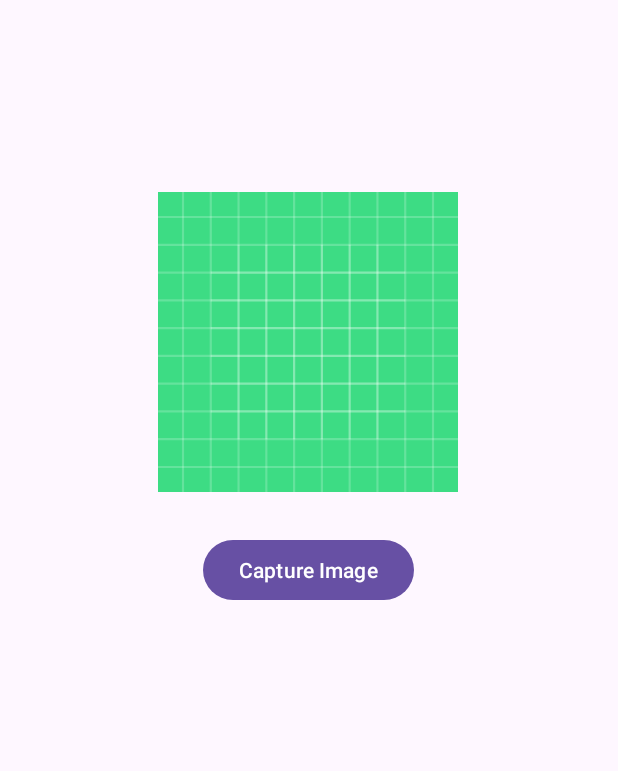
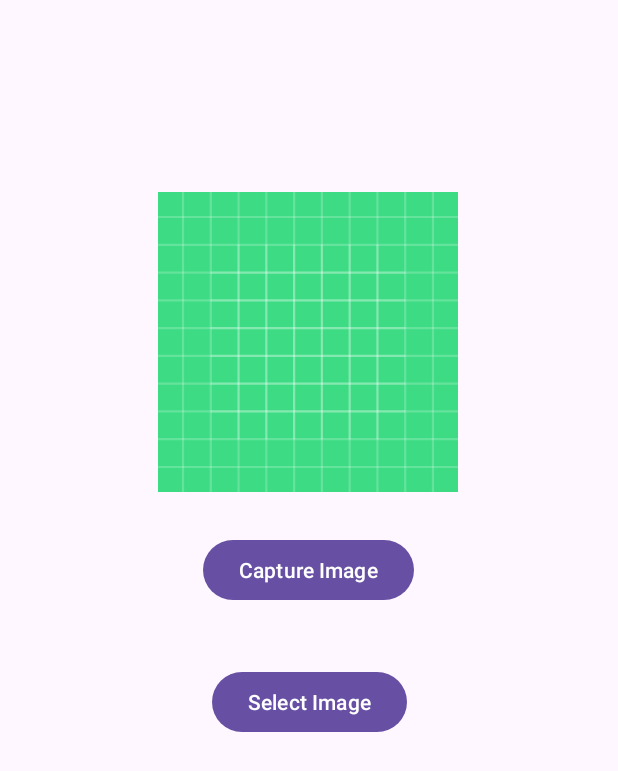
Before and after one commit to mmoazam/CameraTest, an Android app: the CameraActivity screen opened directly, with no data from a screen before it, on a phone screen of 412 x 824 dp. Shown: the top 771 px of the screen. Run offline under Robolectric (Android 15) with nearby library versions, the phone set to English and light mode, and no system bars.

Commit message:
Basic select image from gallery working

```diff
--- a/app/src/main/java/com/example/cameratest/CameraActivity.java
+++ b/app/src/main/java/com/example/cameratest/CameraActivity.java
@@ -2,6 +2,7 @@ package com.example.cameratest;
 
 import android.content.Intent;
 import android.graphics.Bitmap;
+import android.net.Uri;
 import android.provider.MediaStore;
 import android.view.View;
 import android.widget.Button;
@@ -18,6 +19,8 @@ public class CameraActivity extends AppCompatActivity {
     ImageView imageCamera;
     Button buttonCamera;
 
+    Button buttonGallery;
+
     @Override
     protected void onCreate(Bundle savedInstanceState) {
         super.onCreate(savedInstanceState);
@@ -33,6 +36,17 @@ public class CameraActivity extends AppCompatActivity {
                 openCamera();
             }
         });
+
+
+        buttonGallery = findViewById(R.id.buttonGallery);
+
+        buttonGallery.setOnClickListener(new View.OnClickListener() {
+            @Override
+            public void onClick(View view) {
+                openGallery(view);
+            }
+        });
+
     } // end of onCreate
 
     public void openCamera() {
@@ -50,6 +64,7 @@ public class CameraActivity extends AppCompatActivity {
                                 assert result.getData() != null;
                                 Bundle bundle = result.getData().getExtras();
                                 Bitmap bitmap = (Bitmap) bundle.get("data");
+                                bitmap.compress(Bitmap.CompressFormat.PNG, 100, null);
                                 imageCamera.setImageBitmap(bitmap);
                             }
                         }
@@ -57,8 +72,17 @@ public class CameraActivity extends AppCompatActivity {
 
     public void openGallery(View view) {
         Intent intent = new Intent(Intent.ACTION_PICK, MediaStore.Images.Media.INTERNAL_CONTENT_URI);
-        startActivity(intent);
+        galleryLauncher.launch(intent);
     }
 
+    ActivityResultLauncher<Intent> galleryLauncher = registerForActivityResult(new ActivityResultContracts.StartActivityForResult(),
+            new ActivityResultCallback<ActivityResult>() {
+                @Override
+                public void onActivityResult(ActivityResult result) {
+                    assert result.getData() != null;
+                    Uri imageUri = result.getData().getData();
+                    imageCamera.setImageURI(imageUri);
+                }
+            });
 
 } // end of CameraActivity
--- a/app/src/main/res/layout/activity_camera.xml
+++ b/app/src/main/res/layout/activity_camera.xml
@@ -33,5 +33,18 @@
         app:layout_constraintStart_toStartOf="parent"
         app:layout_constraintTop_toBottomOf="@+id/cameraImage" />
 
+    <Button
+        android:id="@+id/buttonGallery"
+        android:layout_width="wrap_content"
+        android:layout_height="wrap_content"
+        android:layout_marginTop="40dp"
+        android:contentDescription="select image button"
+        android:scaleType="centerCrop"
+        android:src="@drawable/ic_launcher_background"
+        android:text="Select Image"
+        app:layout_constraintEnd_toEndOf="parent"
+        app:layout_constraintStart_toStartOf="parent"
+        app:layout_constraintTop_toBottomOf="@+id/buttonCamera" />
+
 
 </androidx.constraintlayout.widget.ConstraintLayout>
```
Lines whose indentation alone changed are shown as unchanged.
